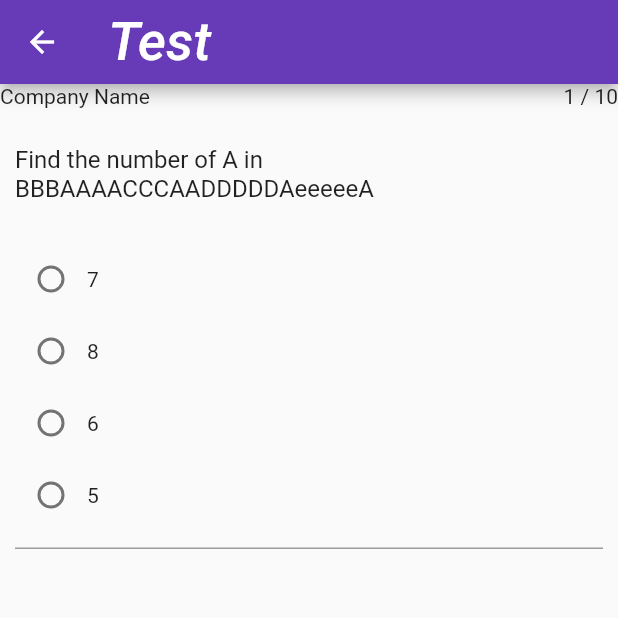
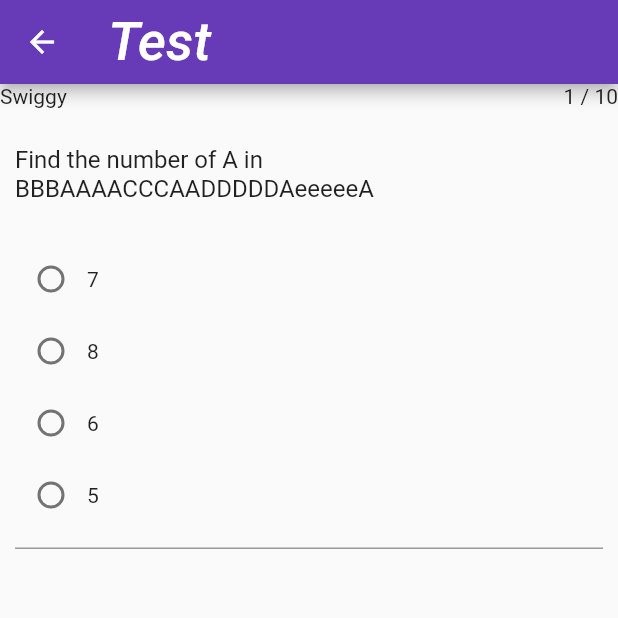
Before and after one commit to Amanullahgit/flutter_phone_authentication, a Flutter app: the HomeScreen screen opened directly, scrolled down 576 dp, after a tap on "Start Test", on a phone screen of 412 x 824 dp, the top half of it. Run offline on Flutter 3.47's test engine with Material 2 defaults, Android fonts, the phone set to English and light mode, and no system bars; drawn by our look-alikes of flutter_form_builder; our stand-ins replace animated_splash_screen, camera, firebase_auth, firebase_core, flutter_svg, pinput and 2 more; accounts and stored records are empty; network calls fail; Roboto replaces fonts that are missing (Corben, Hind).

Commit message:
Save state: job_selected + show company name

```diff
--- a/lib/form_builder/ques_journey.dart
+++ b/lib/form_builder/ques_journey.dart
@@ -14,6 +14,7 @@
 // });
 import 'dart:convert';
 import 'package:flutter/material.dart';
+import 'package:provider/provider.dart';
 
 import './json_schema.dart';
 import '../congrates.dart';
@@ -54,6 +55,9 @@ class _QuestionJourneyState extends State<QuestionJourney> {
 
   @override
   Widget build(BuildContext context) {
+    String company_name = Provider.of<ExamEvaluateModal>(context, listen: false)
+        .job_selected['company_name'];
+
     return new Scaffold(
         appBar: new AppBar(
             title: new Text("Test"), automaticallyImplyLeading: true),
@@ -63,7 +67,7 @@ class _QuestionJourneyState extends State<QuestionJourney> {
               Row(
                 mainAxisAlignment: MainAxisAlignment.spaceBetween,
                 children: [
-                  Text("Company Name"),
+                  Text("$company_name"),
                   Text("${widget.screenIndex + 1} / ${_getScreenCount()}")
                 ],
               ),
--- a/lib/home_list.dart
+++ b/lib/home_list.dart
@@ -4,8 +4,10 @@ import 'package:firebase_auth/firebase_auth.dart';
 import 'package:flutter/material.dart';
 import 'package:phone_auth_project/login.dart';
 import 'package:flutter_svg/flutter_svg.dart';
+import 'package:provider/provider.dart';
 
 import './form_builder/ques_journey.dart';
+import './../models/eligibility.dart';
 
 class HomeScreen extends StatefulWidget {
   @override
@@ -102,8 +104,13 @@ class _HomeScreenState extends State<HomeScreen> {
                             style: TextStyle(fontSize: 10),
                           ),
                           MaterialButton(
-                            color: Theme.of(context).colorScheme.secondary,
+                            color: Theme.of(context).primaryColor,
                             onPressed: () {
+                              // maintain state: job_selected
+                              Provider.of<ExamEvaluateModal>(context,
+                                      listen: false)
+                                  .job_select(_getJob(index));
+
                               Navigator.push(
                                 context,
                                 MaterialPageRoute(
--- a/lib/models/eligibility.dart
+++ b/lib/models/eligibility.dart
@@ -5,6 +5,7 @@ class ExamEvaluateModal with ChangeNotifier {
   int _count = 10;
   var _question_answer_mark = new Map<String, int>();
   var _quesion_answer = new Map<String, String>();
+  var _job_selected = new Map<String, dynamic>();
 
   int _mark_scored = 0;
 
@@ -15,6 +16,12 @@ class ExamEvaluateModal with ChangeNotifier {
   Map get question_answer_mark => _question_answer_mark;
 
   Map get question_answer => _quesion_answer;
+
+  Map get job_selected => _job_selected;
+
+  void job_select(Map job) {
+    _job_selected = job;
+  }
 
   // INFO: consider field {answer} , match user's 'ans' with field answer and allocate mark
   void assignMark(Map field, String ans) {
```
